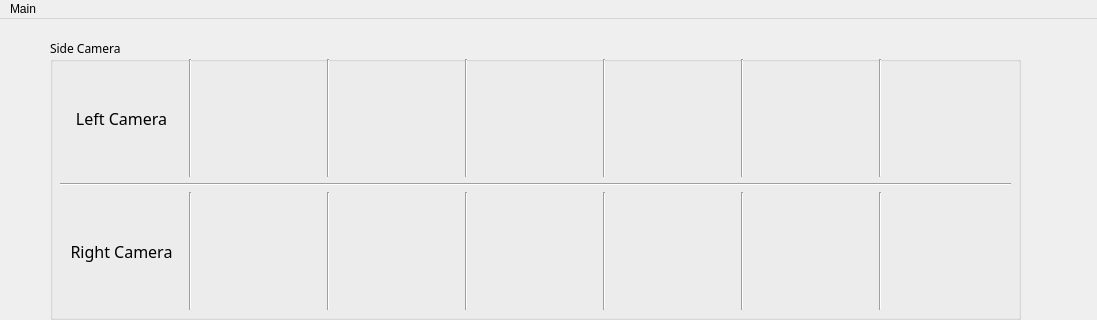
Before: the Qt Designer form GUI/tiredetect.ui in Ivy60627/Tire-Defect-Detection-System, drawn with Qt 5; both pictures show x 0 to 1097 and y 0 to 320 of the 1097 by 858 pixel window.
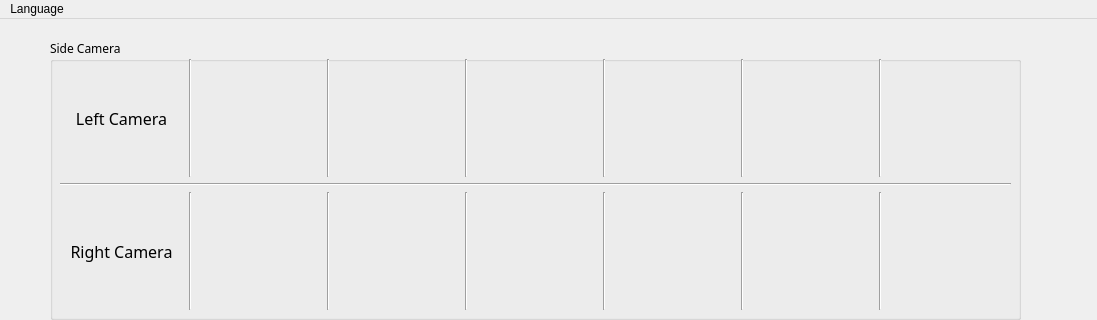
After: the same form once the commit is applied.

What changed in the file:
```diff
--- a/GUI/tiredetect.ui
+++ b/GUI/tiredetect.ui
@@ -1609,7 +1609,7 @@
    </property>
    <widget class="QMenu" name="menuMain">
     <property name="title">
-     <string>Main</string>
+     <string>Language</string>
     </property>
     <addaction name="actionChinese"/>
     <addaction name="actionEnglish"/>
```
